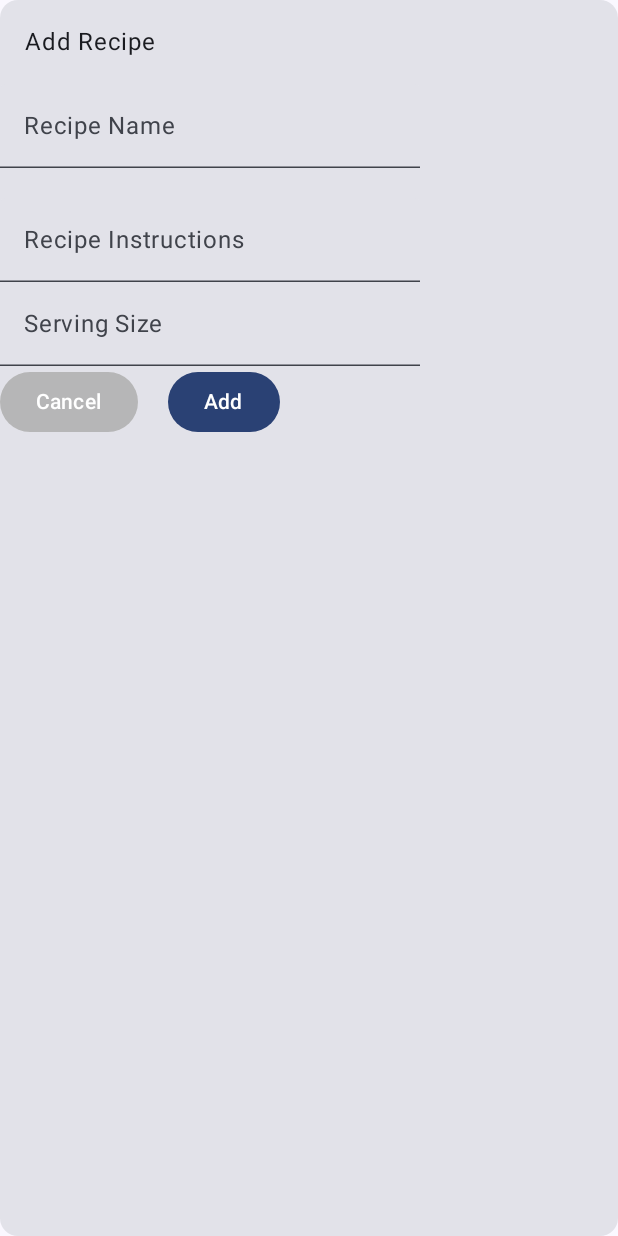
After one commit to NeonBurst/DeliciousAndy, an Android app built with Jetpack Compose: the composable AddScene shown on its own in the app's theme, on a phone screen of 412 x 824 dp. The commit adds this screen. Run offline under Robolectric (Android 15) with nearby library versions, the phone set to English and light mode, and no system bars.

Commit message:
Created AddScene.kt

```diff
--- a/app/src/main/kotlin/com/example/deliciousandy/MainActivity.kt
+++ b/app/src/main/kotlin/com/example/deliciousandy/MainActivity.kt
@@ -40,6 +40,7 @@ import com.example.deliciousandy.data.models.AppData
 import com.example.deliciousandy.data.models.Recipe
 import com.example.deliciousandy.ui.components.FancyTextField
 import com.example.deliciousandy.ui.components.IconBtn
+import com.example.deliciousandy.ui.scenes.AddScene
 import com.example.deliciousandy.ui.scenes.HomeScene
 import com.example.deliciousandy.ui.theme.DeliciousAndyTheme
 import com.example.deliciousandy.utility.ConverterJSON
@@ -105,7 +106,8 @@ class MainActivity : ComponentActivity() {
                 }
 
                 if (showAddUI) {
-                    Card(
+                    AddScene()
+                    /*Card(
                         modifier = Modifier
                             .fillMaxSize()
                     ) {
@@ -164,13 +166,14 @@ class MainActivity : ComponentActivity() {
                         }
 
 
-                    }
+                    }*/
                 }
 
             }
         }
     }
 
+    // FIXME: move to business logic
     private fun addRecipe(recipe: Recipe) {
         recipeList += recipe
         /*val j = ConverterJSON()
--- /dev/null
+++ b/app/src/main/kotlin/com/example/deliciousandy/ui/scenes/AddScene.kt
@@ -0,0 +1,103 @@
+package com.example.deliciousandy.ui.scenes
+
+import androidx.compose.foundation.layout.Column
+import androidx.compose.foundation.layout.Row
+import androidx.compose.foundation.layout.fillMaxSize
+import androidx.compose.foundation.layout.padding
+import androidx.compose.foundation.layout.size
+import androidx.compose.foundation.text.KeyboardOptions
+import androidx.compose.material3.Button
+import androidx.compose.material3.ButtonDefaults
+import androidx.compose.material3.Card
+import androidx.compose.material3.Divider
+import androidx.compose.material3.Text
+import androidx.compose.runtime.Composable
+import androidx.compose.runtime.getValue
+import androidx.compose.runtime.mutableStateOf
+import androidx.compose.runtime.remember
+import androidx.compose.runtime.setValue
+import androidx.compose.ui.Modifier
+import androidx.compose.ui.graphics.Color
+import androidx.compose.ui.res.stringResource
+import androidx.compose.ui.text.input.KeyboardType
+import androidx.compose.ui.text.style.TextAlign
+import androidx.compose.ui.tooling.preview.Preview
+import androidx.compose.ui.unit.dp
+import com.example.deliciousandy.R
+import com.example.deliciousandy.ui.components.FancyTextField
+
+@Composable
+fun AddScene() {
+    Card(
+        modifier = Modifier
+            .fillMaxSize()
+    ) {
+        Column {
+            Text(
+                text = stringResource(R.string.add_recipe),
+                modifier = Modifier
+                    .padding(16.dp),
+                textAlign = TextAlign.Center,
+            )
+
+            var titleText by remember { mutableStateOf("") }
+            FancyTextField(
+                value = titleText,
+                placeHolderText = stringResource(R.string.recipe_name)
+            ) { newText ->
+                titleText = newText
+            }
+
+            Divider(modifier = Modifier.size(20.dp), color = Color.Transparent)
+
+            var bodyText by remember { mutableStateOf("") }
+            FancyTextField(
+                value = bodyText,
+                placeHolderText = stringResource(R.string.recipe_instructions),
+                maxLines = 99
+            ) { newText ->
+                bodyText = newText
+            }
+
+            var servingSize by remember { mutableStateOf("") }
+
+            FancyTextField(
+                value = bodyText,
+                placeHolderText = stringResource(R.string.serving_size),
+                keyboardType = KeyboardOptions(keyboardType = KeyboardType.Number)
+            ) { newText ->
+                servingSize = newText
+            }
+
+            Row {
+                Button(
+                    colors = ButtonDefaults.buttonColors(
+                        containerColor = Color(0xFAB6B6B6)
+                    ),
+                    onClick = {
+                        //Hide UI
+                    }
+                ) {
+                    Text(stringResource(R.string.cancel))
+                }
+
+                Divider(modifier = Modifier.size(20.dp), color = Color.Transparent)
+
+                Button(onClick = {
+                    //Hide UI
+                    //Add Recipe
+                    //addRecipe(Recipe(titleText, bodyText, servingSize = servingSize.toInt()))
+                    //showAddUI = false
+                }) {
+                    Text(stringResource(R.string.add))
+                }
+            }
+        }
+    }
+}
+
+@Preview
+@Composable
+fun AddScenePreview() {
+    AddScene()
+}
```
